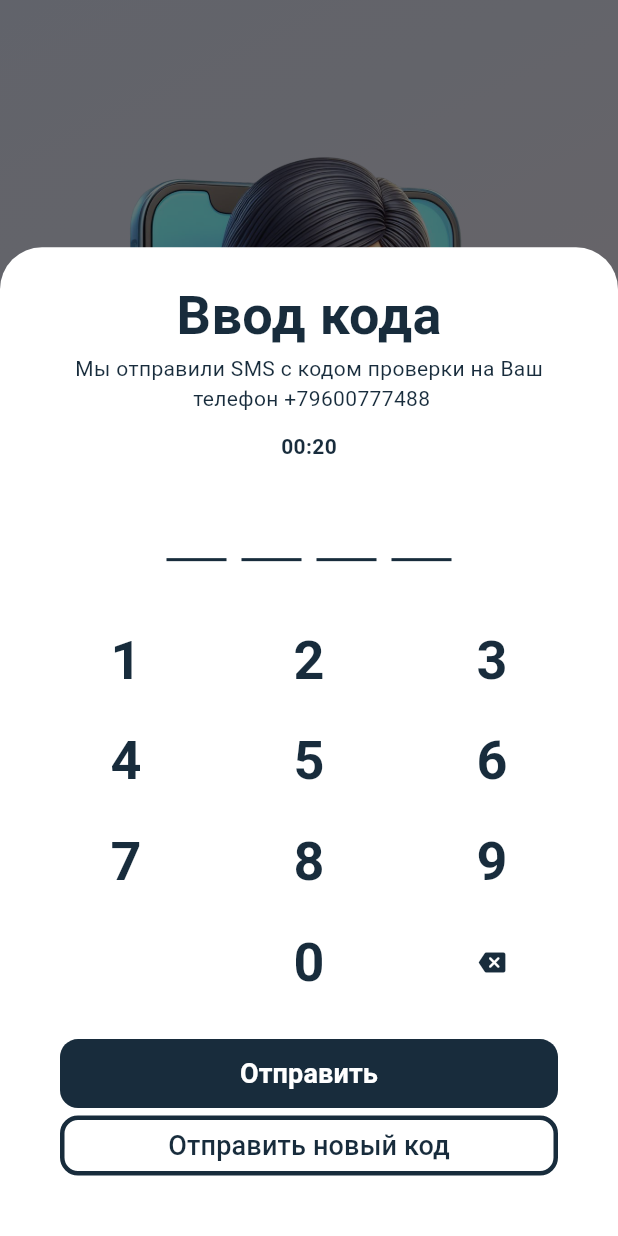
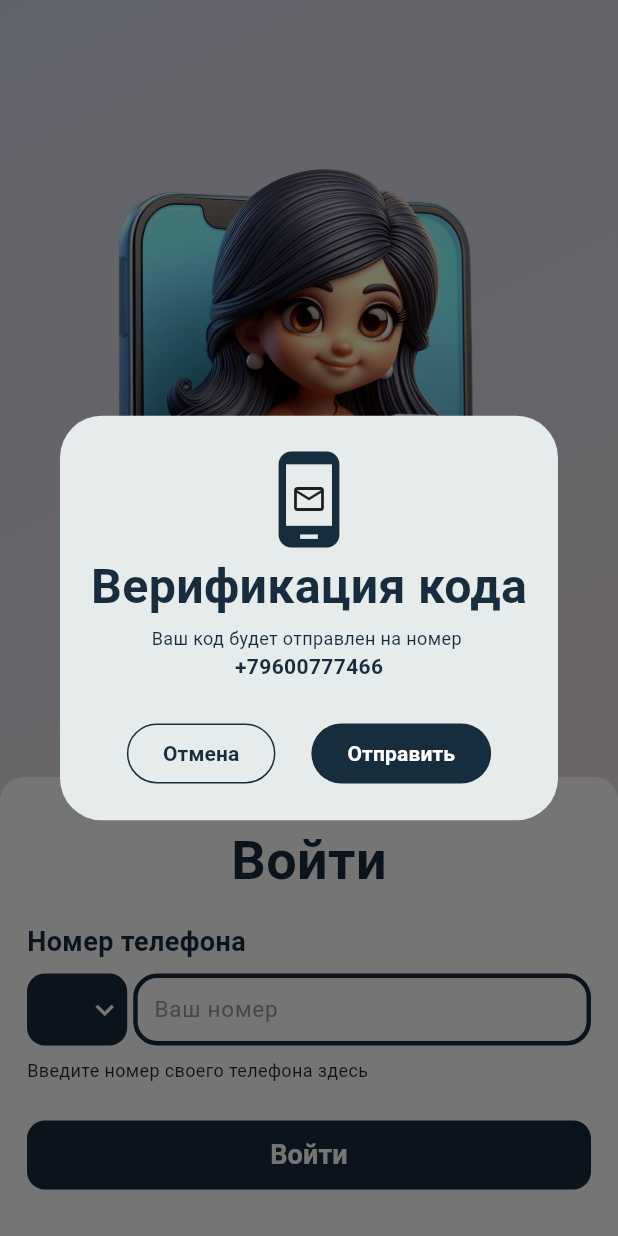
Before and after one commit to Ararat22891/federal_school, a Flutter app: the screen it shows after launch, after a tap on "Войти", on a phone screen of 412 x 824 dp. Run offline on Flutter 3.47's test engine with Material 3 defaults, Android fonts, the phone set to English and light mode, and no system bars; drawn by our look-alikes of pin_code_fields.

Commit message:
modalCodeVerificationView.dart

```diff
--- a/lib/ViewAssets/NumberKeyboardView.dart
+++ b/lib/ViewAssets/NumberKeyboardView.dart
@@ -4,11 +4,14 @@ import 'package:federal_school/textStyles/textStyles.dart';
 import 'package:flutter/material.dart';
 
 class NumberKeyboardView extends StatelessWidget {
-  const NumberKeyboardView({super.key});
+   NumberKeyboardView({super.key});
+
+  TextStyle _keyboardStyle = TextStyle(color: MyColors.darkbluetext, fontWeight: FontWeight.bold, fontSize: 30);
 
   @override
   Widget build(BuildContext context) {
     print(MediaQuery.of(context).size.width);
+
     return Container(
       margin: EdgeInsets.symmetric(horizontal: 12),
       child: Column(
@@ -18,18 +21,18 @@ class NumberKeyboardView extends StatelessWidget {
             children: [
               TextButton(
                   onPressed: (){},
-                  child: Text("1", style: TextStyles.headline2,)
+                  child: Text("1", style: _keyboardStyle,)
               ),
 
               TextButton(
                   onPressed: (){},
-                  child: Text("2", style: TextStyles.headline2,)
+                  child: Text("2", style: _keyboardStyle,)
               ),
 
 
               TextButton(
                   onPressed: (){},
-                  child: Text("3", style: TextStyles.headline2,)
+                  child: Text("3", style: _keyboardStyle,)
               ),
             ],
           ),
@@ -40,19 +43,19 @@ class NumberKeyboardView extends StatelessWidget {
             children: [
               TextButton(
                   onPressed: (){},
-                  child: Text("4", style: TextStyles.headline2,)
+                  child: Text("4", style: _keyboardStyle,)
               ),
 
 
               TextButton(
                   onPressed: (){},
-                  child: Text("5", style: TextStyles.headline2,)
+                  child: Text("5", style: _keyboardStyle,)
               ),
 
 
               TextButton(
                   onPressed: (){},
-                  child: Text("6", style: TextStyles.headline2,)
+                  child: Text("6", style: _keyboardStyle,)
               ),
             ],
           ),
@@ -63,19 +66,19 @@ class NumberKeyboardView extends StatelessWidget {
             children: [
               TextButton(
                   onPressed: (){},
-                  child: Text("7", style: TextStyles.headline2,)
+                  child: Text("7", style: _keyboardStyle,)
               ),
 
 
               TextButton(
                   onPressed: (){},
-                  child: Text("8", style: TextStyles.headline2,)
+                  child: Text("8", style: _keyboardStyle,)
               ),
 
 
               TextButton(
                   onPressed: (){},
-                  child: Text("9", style: TextStyles.headline2,)
+                  child: Text("9", style: _keyboardStyle,)
               ),
             ],
           ),
@@ -85,12 +88,12 @@ class NumberKeyboardView extends StatelessWidget {
             children: [
               TextButton(
                   onPressed: null,
-                  child: Text("", style: TextStyles.headline2,)
+                  child: Text("", style: _keyboardStyle,)
               ),
 
               TextButton(
                   onPressed: (){},
-                  child: Text("0", style: TextStyles.headline2,)
+                  child: Text("0", style: _keyboardStyle, )
               ),
 
 
--- a/lib/ViewAssets/phoneField.dart
+++ b/lib/ViewAssets/phoneField.dart
@@ -21,7 +21,9 @@ class PhoneField extends StatelessWidget {
 
   @override
   Widget build(BuildContext context) {
-    return Row(
+    return Container(
+      padding: EdgeInsets.symmetric(vertical: 8),
+      child: Row(
         mainAxisSize: MainAxisSize.min,
         crossAxisAlignment: CrossAxisAlignment.start,
         children: [
@@ -69,6 +71,7 @@ class PhoneField extends StatelessWidget {
             ),
           )
         ],
+      ),
     );
   }
 }
--- /dev/null
+++ b/lib/features/login/View/DialogVerificationView/dialogVerificationView.dart
@@ -0,0 +1,72 @@
+import 'package:federal_school/Colors.dart';
+import 'package:federal_school/textStyles/textStyles.dart';
+import 'package:flutter/material.dart';
+
+import '../ModalCodeVerificationView/modalCodeVerificationView.dart';
+
+class DialogVerificationView extends StatelessWidget {
+  const DialogVerificationView({super.key});
+
+  @override
+  Widget build(BuildContext context) {
+    return Dialog(
+      surfaceTintColor: Colors.white,
+      child: Container(
+        padding: EdgeInsets.all(MediaQuery.of(context).size.width * 0.05),
+        child: Column(
+          mainAxisSize: MainAxisSize.min,
+          children: [
+            Stack(
+              alignment: Alignment.center,
+              children: [
+                Icon(Icons.phone_android, size: 70, color: MyColors.darkbluetext,),
+                Icon(Icons.mail_outlined)
+              ],
+            ),
+            FittedBox(
+              child: Text("Верификация кода", style: TextStyles.headline2,),
+            ),
+            Container(height: 4,),
+            Text("Ваш код будет отправлен на номер ", style: TextStyles.subBody,),
+            Text("+79600777466", style: TextStyle(color: MyColors.darkbluetext, fontSize: 14, fontWeight: FontWeight.bold),),
+
+            Container(height: 24,),
+            Row(
+              children: [
+                Spacer(),
+                OutlinedButton(
+                    onPressed: (){
+                      Navigator.of(context).pop();
+                    },
+                    child: Text("Отмена", style: TextStyle(color: MyColors.darkbluetext, fontWeight: FontWeight.bold),),
+                    style: OutlinedButton.styleFrom(
+                      side: BorderSide( color: MyColors.darkbluetext),
+                    )
+                ),
+                Spacer(),
+                FilledButton(
+                  onPressed: (){
+                    Navigator.of(context).pop();
+                    showModalBottomSheet<void>(
+                            context: context,
+                            isScrollControlled: true,
+                            builder: (context) => FractionallySizedBox(
+                              heightFactor: 0.9,
+                              child: ModalCodeVerificationView(),
+                            )
+                        );
+                  },
+                  child: Text("Отправить", style: TextStyle(color: Colors.white, fontWeight: FontWeight.bold),),
+                  style: FilledButton.styleFrom(
+                      backgroundColor: MyColors.darkbluetext
+                  ),
+                ),
+                Spacer(),
+              ],
+            )
+          ],
+        ),
+      ),
+    );
+  }
+}
--- a/lib/features/login/View/ModalCodeVerificationView/modalCodeVerificationView.dart
+++ b/lib/features/login/View/ModalCodeVerificationView/modalCodeVerificationView.dart
@@ -13,22 +13,25 @@ class ModalCodeVerificationView extends StatelessWidget {
   @override
   Widget build(BuildContext context) {
     return Container(
-      width: double.infinity,
-      padding: EdgeInsets.symmetric(horizontal: 40, vertical: 20),
+      padding: EdgeInsets.symmetric(horizontal: 40,),
       child: Column(
         mainAxisSize: MainAxisSize.max,
         crossAxisAlignment: CrossAxisAlignment.center,
         children: [
-          Text("Ввод кода", style: TextStyles.headline2,),
+         Spacer(),
+          FittedBox(
+            child:  Text("Верификация кода", style: TextStyles.headline2,),
+          ),
           FittedBox(
             child: Text("Мы отправили SMS с кодом проверки на Ваш\n телефон +79600777488", style: TextStyles.subBody, textAlign: TextAlign.center,),
           ),
-          Container(
-            height: 12,
-          ),
+
           Visibility(
+            child: Padding(
+              padding: EdgeInsets.symmetric(vertical: 3),
               child: Text("00:20", style: TextStyle(color: MyColors.darkbluetext, fontWeight: FontWeight.bold, fontSize: 14),),
-              visible: true,
+            ),
+            visible: true,
           ),
           Spacer(),
           PinCodeTextField(
@@ -66,6 +69,7 @@ class ModalCodeVerificationView extends StatelessWidget {
 
           Container(
             width: double.infinity,
+            margin: EdgeInsets.only(top: 8),
             decoration: BoxDecoration(
               borderRadius: BorderRadius.circular(12)
             ),
--- a/lib/features/login/View/loginView.dart
+++ b/lib/features/login/View/loginView.dart
@@ -1,4 +1,5 @@
 import 'package:federal_school/Colors.dart';
+import 'package:federal_school/features/login/View/DialogVerificationView/dialogVerificationView.dart';
 import 'package:federal_school/features/login/View/ModalCodeVerificationView/modalCodeVerificationView.dart';
 import 'package:flutter/material.dart';
 
@@ -13,6 +14,8 @@ class LoginView extends StatelessWidget {
 
   @override
   Widget build(BuildContext context) {
+    double height = MediaQuery.of(context).size.height;
+    print(height);
     return Container(
         decoration: BoxDecoration(
         gradient:  LinearGradient(
@@ -29,31 +32,31 @@ class LoginView extends StatelessWidget {
         body: Column(
           children: [
             Spacer(),
-            Image.asset("assets/onboarding.png", scale: 3.3,),
+            Container(
+              height: height/2.5,
+              child: Image.asset("assets/onboarding.png",  ),
+            ),
             Spacer(),
-            SingleChildScrollView(
-              child: Container(
+            Container(
                   decoration: BoxDecoration(
                       color: Colors.white,
                       borderRadius: BorderRadius.only(topLeft: Radius.circular(16), topRight: Radius.circular(16))
                   ),
                   child: Container(
-                    margin: EdgeInsets.symmetric(horizontal: 18),
+                    padding: EdgeInsets.symmetric(horizontal: 18, vertical: 30),
                     child: Column(
                       crossAxisAlignment: CrossAxisAlignment.start,
                       children: [
-                        SizedBox(height: 30,),
                         Row(
                           children: [
                             Spacer(),
-                            Text("Войти", style: TextStyles.headline2,),
+                            Text("Войти", style: TextStyles.headline2),
                             Spacer()
                           ],
                         ),
-                        SizedBox(height: 24,),
-                        Text("Номер телефона", style: TextStyle(color: MyColors.darkbluetext, fontSize: 18, fontWeight: FontWeight.bold),),
+                        SizedBox(height: 16,),
+                        Text("Номер телефона", style: TextStyles.myBodyMain),
                         PhoneField(),
-                        SizedBox(height: 8,),
                         Text("Введите номер своего телефона здесь", style: TextStyles.subBody),
                         Visibility(
                           child:Text("*Пожалуйста, введите свой номер телефона", style: TextStyles.errorBody),
@@ -62,22 +65,28 @@ class LoginView extends StatelessWidget {
                         SizedBox(height: 24,),
                         DefaultButton(
                             onPressed: (){
-                              showModalBottomSheet<void>(
+                              // showModalBottomSheet<void>(
+                              //     context: context,
+                              //     isScrollControlled: true,
+                              //     builder: (context) => FractionallySizedBox(
+                              //       heightFactor: 0.8,
+                              //       child: ModalCodeVerificationView(),
+                              //     )
+                              // );
+
+                              showDialog(
                                   context: context,
-                                  isScrollControlled: true,
-                                  builder: (context) => FractionallySizedBox(
-                                    heightFactor: 0.8,
-                                    child: ModalCodeVerificationView(),
-                                  )
+                                  builder: (context){
+                                    return DialogVerificationView();
+                                  }
                               );
                             },
                             text: "Войти"
                         ),
-                        SizedBox(height: 60,),
 
                       ],
                     ),
-                  )
+
               ),
             )
           ],
--- a/lib/main.dart
+++ b/lib/main.dart
@@ -1,5 +1,6 @@
 import 'package:federal_school/Colors.dart';
 import 'package:federal_school/features/onBoarding/View/onBoardingView.dart';
+import 'package:federal_school/textStyles/textStyles.dart';
 import 'package:flutter/material.dart';
 
 import 'features/login/View/loginView.dart';
@@ -15,10 +16,7 @@ class SchoolApp extends StatelessWidget{
   Widget build(BuildContext context) {
     return  MaterialApp(
       theme: ThemeData(
-        scaffoldBackgroundColor: Colors.blue,
-        colorScheme: ColorScheme.fromSwatch().copyWith(
-          primary: Colors.white, // Your accent color
-        ),
+        colorSchemeSeed: Colors.white
       ),
       home: LoginView(),
     );
--- a/lib/textStyles/textStyles.dart
+++ b/lib/textStyles/textStyles.dart
@@ -7,9 +7,11 @@ class TextStyles{
   static TextStyle SplashStyle = TextStyle(color: Colors.white, fontSize: 22, fontWeight: FontWeight.bold);
   static TextStyle OnBoardingStyle = TextStyle(color: Colors.white, fontSize: 50, fontWeight: FontWeight.bold);
   static TextStyle LittleGrey = TextStyle(color: Colors.grey, fontSize: 14);
+  static TextStyle myBodyMain = TextStyle(color: MyColors.darkbluetext, fontSize: 18, fontWeight: FontWeight.bold);
   static TextStyle bodyStyle = TextStyle(color: Colors.white, fontSize: 16);
-  static TextStyle subBody= TextStyle(color: MyColors.darkbluetext, fontSize: 14, fontWeight: FontWeight.normal);
+  static TextStyle subBody= TextStyle(color: MyColors.darkbluetext, fontSize: 12, fontWeight: FontWeight.normal);
   static TextStyle errorBody= TextStyle(color: Colors.red, fontSize: 12,);
   static TextStyle loginButton = TextStyle(color: Colors.white, fontSize: 18, fontWeight: FontWeight.bold);
   static TextStyle headline2= TextStyle(color: MyColors.darkbluetext, fontWeight: FontWeight.bold, fontSize: 36);
+  static TextStyle headline3= TextStyle(color: MyColors.darkbluetext, fontWeight: FontWeight.bold, fontSize: 26);
 }
--- a/pubspec.yaml
+++ b/pubspec.yaml
@@ -70,6 +70,7 @@ flutter:
      - assets/g.png
      - assets/onboarding.png
      - assets/checkMark.png
+     - assets/code_verification.png
 
   # An image asset can refer to one or more resolution-specific "variants", see
   # https://flutter.dev/assets-and-images/#resolution-aware
```
Also changed, not shown: assets/code_verification.png (added). Lines whose indentation alone changed are shown as unchanged.
